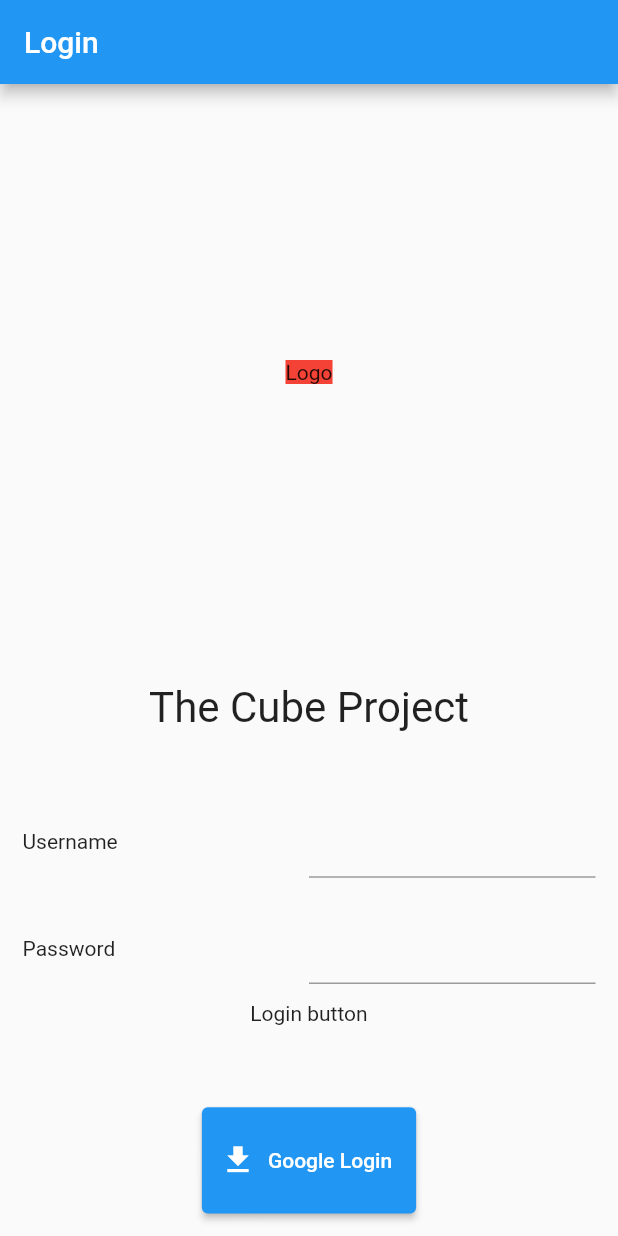
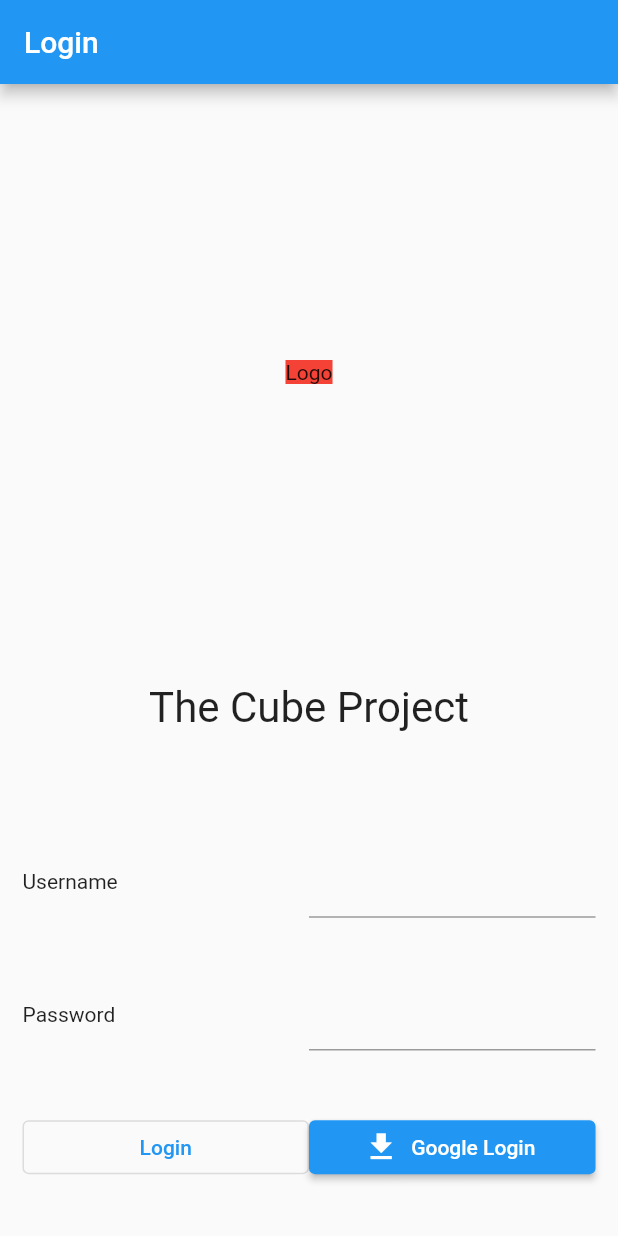
Before and after one commit to zeroname101/Flutter-Cube-UI, a Flutter app: the screen it shows after launch, on a phone screen of 412 x 824 dp. Run offline on Flutter 3.47's test engine with Material 2 defaults, Android fonts, the phone set to English and light mode, and no system bars; our stand-ins replace firebase_auth, firebase_core, google_sign_in; missing offline and left inert: dart:html; accounts and stored records are empty.

Commit message:
Login button change

```diff
--- a/lib/LoginPage.dart
+++ b/lib/LoginPage.dart
@@ -39,7 +39,16 @@ class LoginForms extends StatelessWidget {
             Expanded(child: Text("Password")),
             Expanded(child: TextField())
           ])),
-          Expanded(child: Text("Login button")),
+          Expanded(
+              child: Row(children: <Widget>[
+            Expanded(
+                child: OutlinedButton(
+              style: ButtonStyle(
+                foregroundColor: MaterialStateProperty.all<Color>(Colors.blue),
+              ),
+              onPressed: () {},
+              child: Text('Login'),
+            )),
             Expanded(
               child: ElevatedButton.icon(
                 onPressed: () {},
@@ -51,6 +60,7 @@ class LoginForms extends StatelessWidget {
                 label: Text('Google Login'), // <-- Text
               ),
             ),
+          ])),
         ])));
   }
 }
```
Lines whose indentation alone changed are shown as unchanged.
